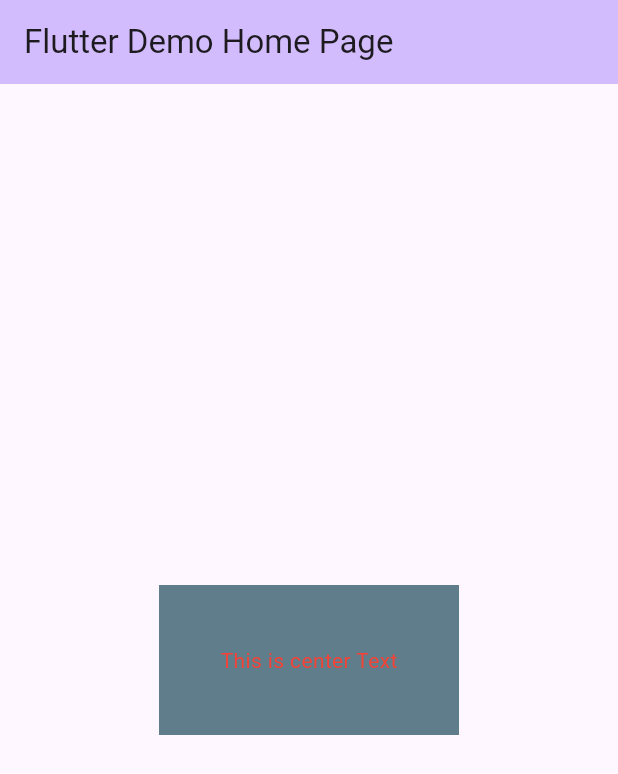
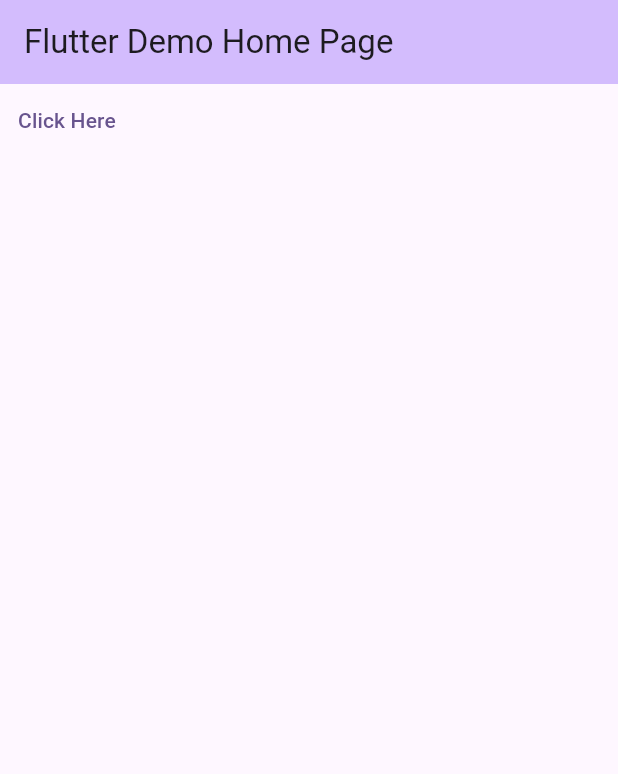
Before and after one commit to Kabir4874/Flutter-Basics, a Flutter app: the screen it shows after launch, on a phone screen of 412 x 824 dp. Shown: the top 774 px of the screen. Run offline on Flutter 3.47's test engine with Material 3 defaults, Android fonts, the phone set to English and light mode, and no system bars.

```diff
--- a/lib/main.dart
+++ b/lib/main.dart
@@ -46,19 +46,9 @@ class _MyHomePageState extends State<MyHomePage> {
         backgroundColor: Theme.of(context).colorScheme.inversePrimary,
         title: Text(widget.title),
       ),
-      body: Center(
-        child: Container(
-          width: 200,
-          height: 100,
-          color: Colors.blueGrey,
-          child: Center(
-            child: Text('This is center Text', style: TextStyle(
-              color: Colors.red
-            ),
-            ),
-          ),
-        ),
-      )
+      body: TextButton(onPressed: (){
+        print("Text Button Pressed");
+      }, child: Text('Click Here'))
     );
   }
 }
```
